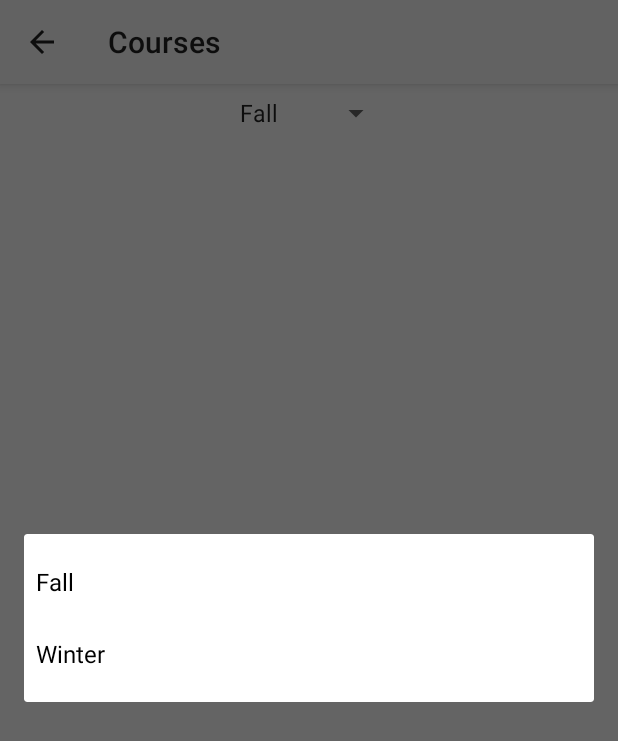
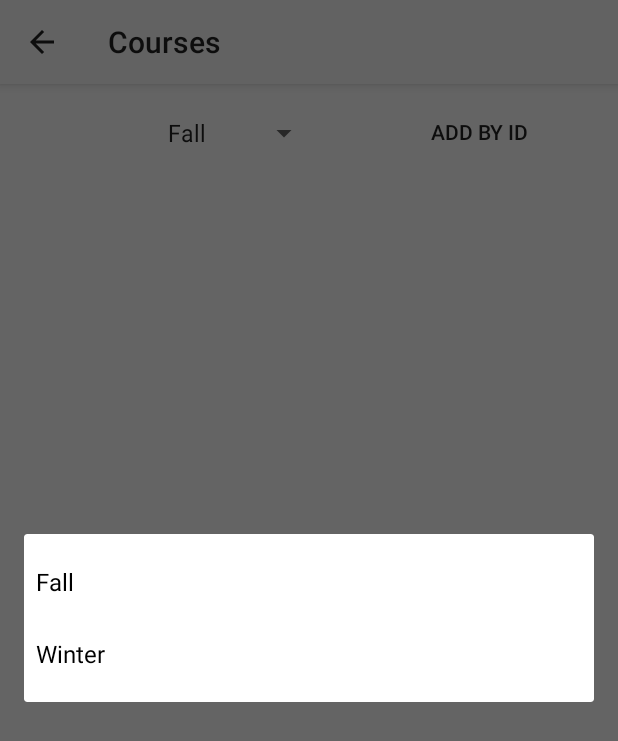
Before and after one commit to lelodragneel/CoursePicker, an Android app: the CoursesActivity screen opened directly, with no data from a screen before it, after a tap on "Fall", on a phone screen of 412 x 824 dp. Shown: the top 741 px of the screen. Run offline under Robolectric (Android 15) with nearby library versions, the light colour scheme and no system bars; our stand-ins replace Firebase (no records; nobody signed in at launch, a user with empty details on screens opened directly).

Commit message:
added button for ID and built dialog entry

```diff
--- a/app/src/main/res/layout/activity_courses.xml
+++ b/app/src/main/res/layout/activity_courses.xml
@@ -20,14 +20,14 @@
         android:layout_width="wrap_content"
         android:layout_height="22dp"
         android:layout_marginBottom="8dp"
-        android:layout_marginEnd="50dp"
+        android:layout_marginEnd="8dp"
         android:layout_marginStart="50dp"
         android:layout_marginTop="8dp"
         android:spinnerMode="dialog"
         android:textAlignment="center"
         android:visibility="visible"
         app:layout_constraintBottom_toTopOf="@+id/linearLayout5"
-        app:layout_constraintEnd_toEndOf="parent"
+        app:layout_constraintEnd_toStartOf="@+id/button"
         app:layout_constraintStart_toStartOf="parent"
         app:layout_constraintTop_toBottomOf="@+id/my_toolbar" />
 
@@ -53,4 +53,18 @@
             app:layout_constraintTop_toTopOf="parent" />
     </LinearLayout>
 
+    <Button
+        android:id="@+id/button"
+        style="@style/Widget.AppCompat.Button.Borderless"
+        android:layout_width="wrap_content"
+        android:layout_height="wrap_content"
+        android:layout_marginBottom="8dp"
+        android:layout_marginEnd="48dp"
+        android:layout_marginTop="8dp"
+        android:onClick="addByID"
+        android:text="Add by ID"
+        app:layout_constraintBottom_toTopOf="@+id/linearLayout5"
+        app:layout_constraintEnd_toEndOf="parent"
+        app:layout_constraintTop_toBottomOf="@+id/my_toolbar" />
+
 </android.support.constraint.ConstraintLayout>
--- a/app/src/main/res/values/strings.xml
+++ b/app/src/main/res/values/strings.xml
@@ -1,5 +1,9 @@
 <resources>
     <string name="app_name">CoursePicker</string>
+
+
+    <string name="action_favourite">Add</string>
+    <string name="action_settings">Advanced</string>
 
     <!-- Strings related to login -->
     <string name="prompt_id">ID</string>
```
Also changed, not shown: app/src/main/java/com/example/project/coursepicker/CoursesActivity.java (+70 -14 lines).
